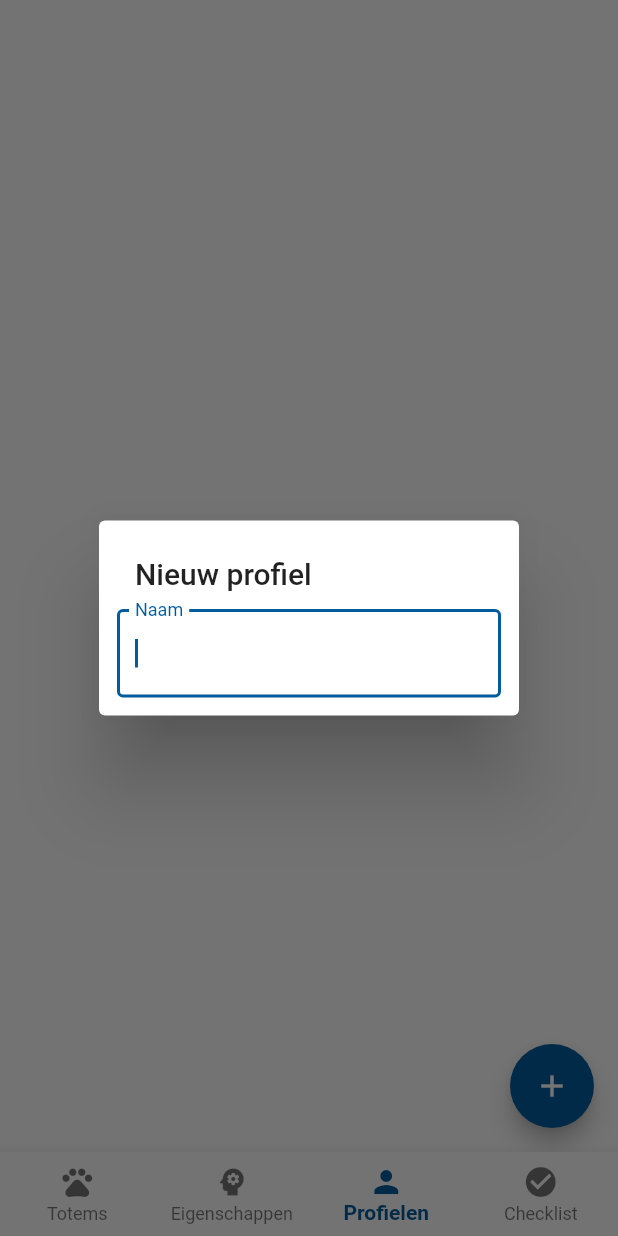
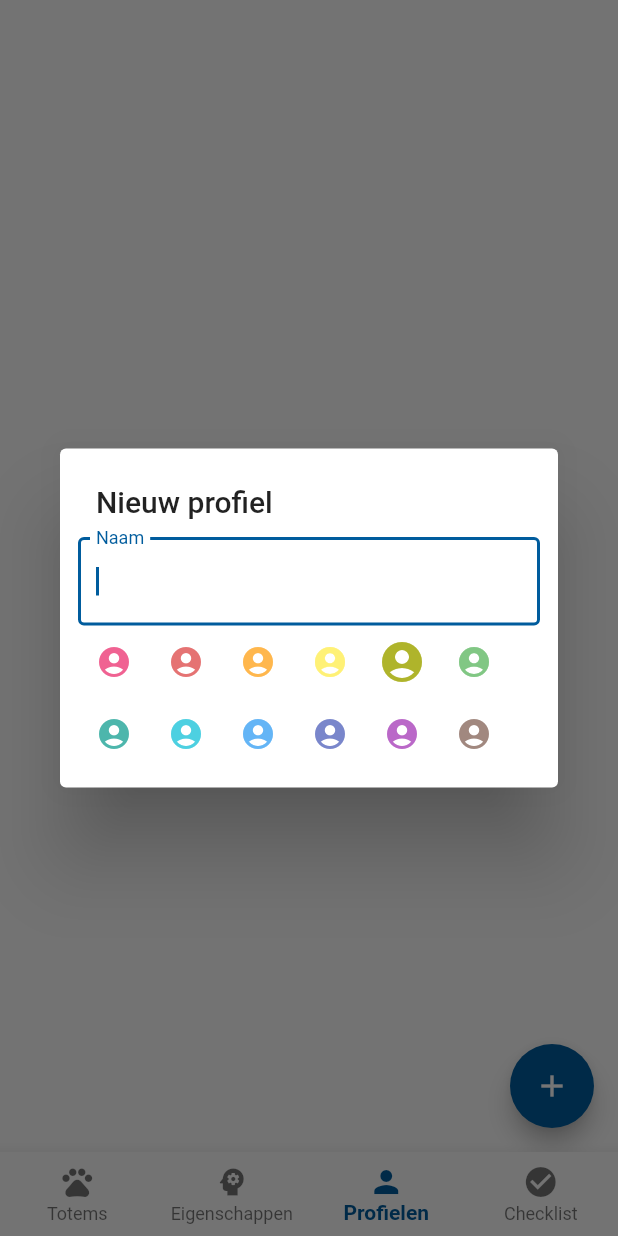
Before and after one commit to ScoutsGidsenVL/totem-app-2023, a Flutter app: the screen it shows after launch, item 3 of the bottom bar chosen, after a tap on the "add" icon, on a phone screen of 412 x 824 dp. Run offline on Flutter 3.47's test engine with Material 2 defaults, Android fonts, the phone set to English and light mode, and no system bars; drawn by our look-alikes of azlistview; our stand-ins replace flutter_cache_manager, flutter_markdown, flutter_native_splash, shared_preferences; network calls fail.

Commit message:
Add profile colors

```diff
--- a/lib/main.dart
+++ b/lib/main.dart
@@ -48,6 +48,7 @@ class MyApp extends StatelessWidget {
                     primary: primary,
                     primaryContainer: Color(0xFF004474),
                     secondary: Color(0xFF006CBA),
+                    surfaceVariant: Color(0xFFE4E4E4),
                     onSurfaceVariant: lightGray),
                 textTheme: const TextTheme(
                     headlineMedium: TextStyle(
@@ -89,15 +90,13 @@ class _HomeState extends State<Home> with TickerProviderStateMixin<Home> {
       }
       return null;
     }),
-    TabItem(
-      2,
-      'Profielen',
-      Icons.person,
-      (settings) {
-        return const Profielen();
-      },
-      badge: (context) => context.watch<ProfileManager>().profile?.name,
-    ),
+    TabItem(2, 'Profielen', Icons.person, (settings) {
+      return const Profielen();
+    }, badge: (context) {
+      final profile = context.watch<ProfileManager>().profile;
+      if (profile == null) return null;
+      return BadgeInfo(profile.name, profile.color.shade700);
+    }),
     TabItem(3, 'Checklist', Icons.check_circle, (settings) {
       return const Checklist();
     }),
@@ -156,8 +155,8 @@ class _HomeState extends State<Home> with TickerProviderStateMixin<Home> {
                     icon: badge == null
                         ? Icon(t.icon)
                         : Badge(
-                            label: Text(badge),
-                            backgroundColor:
+                            label: Text(badge.label),
+                            backgroundColor: badge.color ??
                                 Theme.of(context).colorScheme.primary,
                             child: Icon(t.icon),
                           ),
@@ -176,5 +175,11 @@ class TabItem {
   final String title;
   final IconData icon;
   final Widget? Function(RouteSettings settings) router;
-  final String? Function(BuildContext context)? badge;
+  final BadgeInfo? Function(BuildContext context)? badge;
 }
+
+class BadgeInfo {
+  const BadgeInfo(this.label, this.color);
+  final String label;
+  final Color? color;
+}
--- a/lib/model/profile_manager.dart
+++ b/lib/model/profile_manager.dart
@@ -1,5 +1,6 @@
 import 'dart:convert';
 import 'dart:io';
+import 'dart:math';
 import 'dart:typed_data';
 import 'package:azlistview/azlistview.dart';
 import 'package:flutter/material.dart';
@@ -68,8 +69,9 @@ class ProfileManager extends ChangeNotifier {
   }
 
   void createProfile(String name,
-      {List<String>? animals, List<String>? traits}) {
-    profiles.add(ProfileData(name, animals ?? [], traits ?? []));
+      {List<String>? animals, List<String>? traits, int? color}) {
+    profiles.add(ProfileData(
+        name, animals ?? [], traits ?? [], color ?? ProfileData.randomColor()));
     _sortProfiles();
     selectedName = name;
     storeProfiles();
@@ -103,15 +105,39 @@ class ProfileManager extends ChangeNotifier {
 }
 
 class ProfileData extends ISuspensionBean {
-  ProfileData(this.name, this.animals, this.traits);
+  static const colors = <MaterialColor>[
+    Colors.pink,
+    Colors.red,
+    Colors.orange,
+    Colors.yellow,
+    Colors.lime,
+    Colors.green,
+    Colors.teal,
+    Colors.cyan,
+    Colors.blue,
+    Colors.indigo,
+    Colors.purple,
+    Colors.brown,
+  ];
+
+  static int randomColor() {
+    return Random().nextInt(ProfileData.colors.length);
+  }
+
+  ProfileData(this.name, this.animals, this.traits, this.colorId);
 
   String name;
   List<String> animals;
   List<String> traits;
+  int colorId;
 
   @override
   String getSuspensionTag() {
     return getFirstLetter(name);
+  }
+
+  MaterialColor get color {
+    return ProfileData.colors[colorId];
   }
 
   String encode(DynamicData dynamicData) {
@@ -144,6 +170,8 @@ class ProfileData extends ISuspensionBean {
 
     var encodedName = utf8.encode(name);
     addList(encodedName);
+
+    builder.addByte(colorId);
 
     addList(animals.expand((a) {
       final id = dynamicData.animals![a]?.id ?? 0;
@@ -194,6 +222,8 @@ class ProfileData extends ISuspensionBean {
         case 1:
           final name = utf8.decode(getList());
 
+          final color = bytes[cursor++];
+
           final animals = <String>[];
           var animalBytes = getList();
           for (var i = 0; i < animalBytes.length; i += 1) {
@@ -213,12 +243,12 @@ class ProfileData extends ISuspensionBean {
               .whereType<String>()
               .toList();
 
-          return ProfileData(name, animals, traits);
+          return ProfileData(name, animals, traits, color);
         default:
           throw FormatException('Unknown profile data version $versionId');
       }
     } catch (e) {
-      return ProfileData(code, [], []);
+      return ProfileData(code, [], [], 0);
     }
   }
 }
--- a/lib/pages/eigenschappen.dart
+++ b/lib/pages/eigenschappen.dart
@@ -216,14 +216,14 @@ class _EigenschappenState extends State<Eigenschappen> {
                               context: context,
                               builder: (context) {
                                 return ProfileCreationDialog(
-                                    onSubmitted: (name) {
+                                    onSubmitted: (name, color) {
                                   var selectedTraits = traits
                                       .map((e) => e.name)
                                       .where((t) => filter.isSelected(t))
                                       .toList();
                                   filter.clear();
                                   profileManager.createProfile(name,
-                                      traits: selectedTraits);
+                                      traits: selectedTraits, color: color);
                                 });
                               });
                         },
--- a/lib/pages/profielen.dart
+++ b/lib/pages/profielen.dart
@@ -50,8 +50,8 @@ class Profielen extends StatelessWidget {
               showDialog(
                   context: context,
                   builder: (context) {
-                    return ProfileCreationDialog(onSubmitted: (name) {
-                      manager.createProfile(name);
+                    return ProfileCreationDialog(onSubmitted: (name, color) {
+                      manager.createProfile(name, color: color);
                     });
                   });
             },
--- a/lib/widgets/profile_card.dart
+++ b/lib/widgets/profile_card.dart
@@ -15,8 +15,7 @@ class ProfileCard extends StatelessWidget {
         child: Padding(
       padding: const EdgeInsets.all(5),
       child: Row(children: [
-        Icon(Icons.account_circle,
-            size: 48, color: Theme.of(context).colorScheme.onSurfaceVariant),
+        Icon(Icons.account_circle, size: 48, color: profile.color.shade700),
         Expanded(
             child: Padding(
                 padding: const EdgeInsets.only(left: 5),
--- a/lib/widgets/profile_creation_dialog.dart
+++ b/lib/widgets/profile_creation_dialog.dart
@@ -1,9 +1,32 @@
+import 'dart:math';
+
+import 'package:collection/collection.dart';
 import 'package:flutter/material.dart';
+import 'package:totem_app/model/profile_manager.dart';
 
-class ProfileCreationDialog extends StatelessWidget {
+class ProfileCreationDialog extends StatefulWidget {
   const ProfileCreationDialog({super.key, required this.onSubmitted});
 
-  final void Function(String) onSubmitted;
+  final void Function(String, int) onSubmitted;
+
+  @override
+  State<ProfileCreationDialog> createState() => _ProfileCreationDialogState();
+}
+
+class _ProfileCreationDialogState extends State<ProfileCreationDialog> {
+  late int _colorId;
+
+  @override
+  void initState() {
+    super.initState();
+    _colorId = Random().nextInt(ProfileData.colors.length);
+  }
+
+  void selectColor(int id) {
+    setState(() {
+      _colorId = id;
+    });
+  }
 
   @override
   Widget build(BuildContext context) {
@@ -16,13 +39,23 @@ class ProfileCreationDialog extends StatelessWidget {
               if (name.isEmpty) {
                 return;
               }
-              onSubmitted(name);
+              widget.onSubmitted(name, _colorId);
               Navigator.pop(context);
             },
             autofocus: true,
             textCapitalization: TextCapitalization.words,
             decoration: const InputDecoration(
                 labelText: 'Naam', border: OutlineInputBorder())),
+        Wrap(
+            children: ProfileData.colors.mapIndexed((i, c) {
+          return IconButton(
+              onPressed: () {
+                selectColor(i);
+              },
+              iconSize: i == _colorId ? 32 : null,
+              icon: Icon(Icons.account_circle,
+                  color: i == _colorId ? c.shade700 : c.shade300));
+        }).toList()),
       ],
     );
   }
```
Also changed, not shown: lib/widgets/animal_star_button.dart (+7 -5 lines), lib/widgets/profile_entry.dart (+9 -1 lines).
